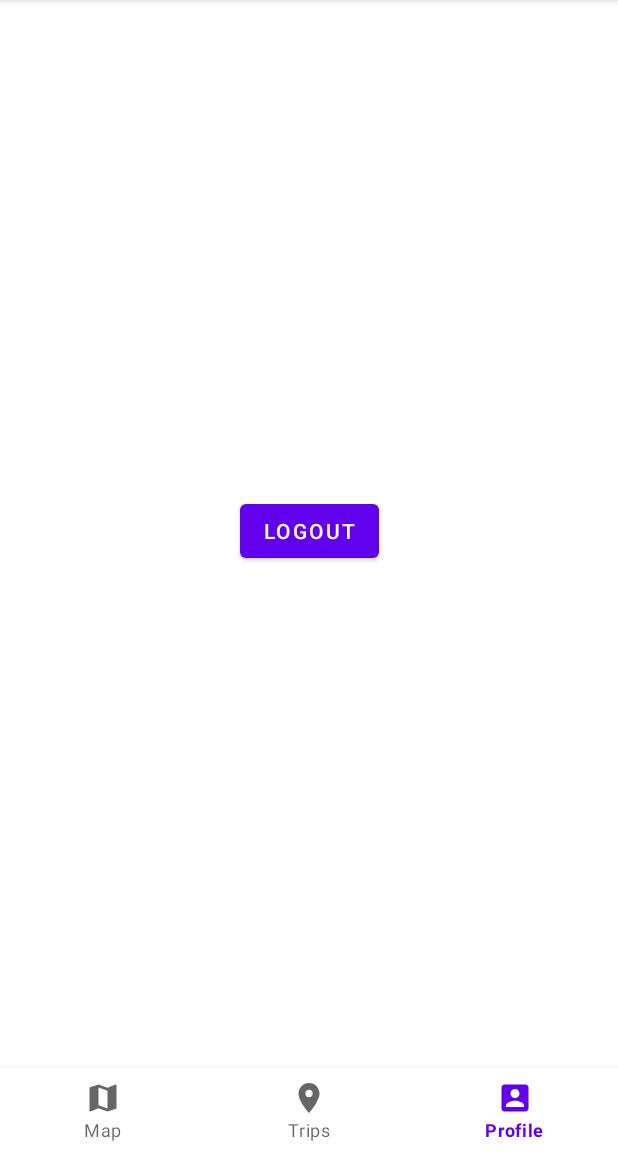
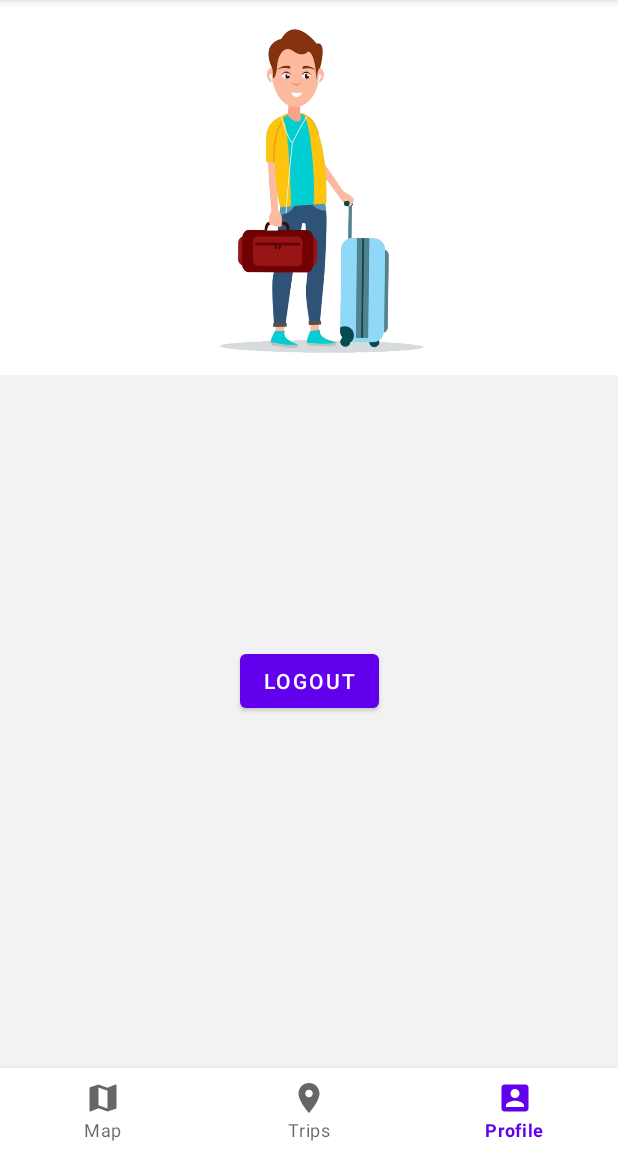
Before and after one commit to somark2000/PlanMyTrip, an Android app: the screen it shows after launch once a user with an empty profile is signed in (Profile), item 3 of the bottom bar chosen, on a phone screen of 412 x 824 dp, the part 84-1236 px from its top. Run offline under Robolectric (Android 15) with nearby library versions, the phone set to English and light mode, and no system bars; our stand-ins replace Firebase (no records; nobody signed in at launch, a user with empty details on screens opened directly).

Commit message:
no animation la plimbarea intre paginile principale+ profil neterminat+ am legat crearea de packagelist

```diff
--- a/app/build.gradle
+++ b/app/build.gradle
@@ -44,6 +44,7 @@ dependencies {
     implementation 'androidx.navigation:navigation-fragment:2.3.5'
     implementation 'androidx.navigation:navigation-ui:2.3.5'
     implementation 'com.google.android.gms:play-services-maps:18.0.0'
+    implementation 'androidx.legacy:legacy-support-v4:1.0.0'
     testImplementation 'junit:junit:4.13.2'
     androidTestImplementation 'androidx.test.ext:junit:1.1.3'
     androidTestImplementation 'androidx.test.espresso:espresso-core:3.4.0'
--- a/app/src/main/java/Lab/planmytrip/Map.java
+++ b/app/src/main/java/Lab/planmytrip/Map.java
@@ -33,14 +33,17 @@ public class Map extends AppCompatActivity {
                     case R.id.navigation_map:
 //                        Intent intent1 = new Intent(Map.this, Map.class);
 //                        startActivity(intent1);
+//                        overridePendingTransition(0, 0);
                         break;
                     case R.id.navigation_profile:
                         Intent intent2 = new Intent(Map.this, Profile.class);
                         startActivity(intent2);
+                        overridePendingTransition(0, 0);
                         break;
                     case R.id.navigation_trips:
                         Intent intent3 = new Intent(Map.this, Trips.class);
                         startActivity(intent3);
+                        overridePendingTransition(0, 0);
                         break;
                     default:
                         throw new IllegalStateException("Unexpected value: " + item.getItemId());
--- a/app/src/main/java/Lab/planmytrip/Profile.java
+++ b/app/src/main/java/Lab/planmytrip/Profile.java
@@ -56,14 +56,17 @@ public class Profile extends AppCompatActivity {
                     case R.id.navigation_map:
                         Intent intent1 = new Intent(Profile.this, Map.class);
                         startActivity(intent1);
+                        overridePendingTransition(0, 0);
                         break;
                     case R.id.navigation_profile:
 //                        Intent intent2 = new Intent(Trips.this, Profile.class);
 //                        startActivity(intent2);
+//                        overridePendingTransition(0, 0);
                         break;
                     case R.id.navigation_trips:
                         Intent intent3 = new Intent(Profile.this, Trips.class);
                         startActivity(intent3);
+                        overridePendingTransition(0, 0);
                         break;
                     default:
                         throw new IllegalStateException("Unexpected value: " + item.getItemId());
--- /dev/null
+++ b/app/src/main/java/Lab/planmytrip/ProfileFragment.java
@@ -0,0 +1,64 @@
+package Lab.planmytrip;
+
+import android.os.Bundle;
+
+import androidx.fragment.app.Fragment;
+
+import android.view.LayoutInflater;
+import android.view.View;
+import android.view.ViewGroup;
+
+/**
+ * A simple {@link Fragment} subclass.
+ * Use the {@link ProfileFragment#newInstance} factory method to
+ * create an instance of this fragment.
+ */
+public class ProfileFragment extends Fragment {
+
+    // TODO: Rename parameter arguments, choose names that match
+    // the fragment initialization parameters, e.g. ARG_ITEM_NUMBER
+    private static final String ARG_PARAM1 = "param1";
+    private static final String ARG_PARAM2 = "param2";
+
+    // TODO: Rename and change types of parameters
+    private String mParam1;
+    private String mParam2;
+
+    public ProfileFragment() {
+        // Required empty public constructor
+    }
+
+    /**
+     * Use this factory method to create a new instance of
+     * this fragment using the provided parameters.
+     *
+     * @param param1 Parameter 1.
+     * @param param2 Parameter 2.
+     * @return A new instance of fragment ProfileFragment.
+     */
+    // TODO: Rename and change types and number of parameters
+    public static ProfileFragment newInstance(String param1, String param2) {
+        ProfileFragment fragment = new ProfileFragment();
+        Bundle args = new Bundle();
+        args.putString(ARG_PARAM1, param1);
+        args.putString(ARG_PARAM2, param2);
+        fragment.setArguments(args);
+        return fragment;
+    }
+
+    @Override
+    public void onCreate(Bundle savedInstanceState) {
+        super.onCreate(savedInstanceState);
+        if (getArguments() != null) {
+            mParam1 = getArguments().getString(ARG_PARAM1);
+            mParam2 = getArguments().getString(ARG_PARAM2);
+        }
+    }
+
+    @Override
+    public View onCreateView(LayoutInflater inflater, ViewGroup container,
+                             Bundle savedInstanceState) {
+        // Inflate the layout for this fragment
+        return inflater.inflate(R.layout.fragment_profile, container, false);
+    }
+}
--- a/app/src/main/java/Lab/planmytrip/Trips.java
+++ b/app/src/main/java/Lab/planmytrip/Trips.java
@@ -7,10 +7,14 @@ import android.content.Intent;
 import android.os.Bundle;
 import android.view.Menu;
 import android.view.MenuItem;
+import android.view.View;
+import android.widget.Button;
 
 import com.google.android.material.bottomnavigation.BottomNavigationView;
 
 public class Trips extends AppCompatActivity {
+
+    private Button createPackageList;
 
     @Override
     protected void onCreate(Bundle savedInstanceState) {
@@ -18,6 +22,7 @@ public class Trips extends AppCompatActivity {
         setContentView(R.layout.activity_trips);
 
         BottomNavigationView bottomNavigationView = (BottomNavigationView) findViewById(R.id.nav_view);
+        createPackageList=(Button)findViewById(R.id.create_package_list);
 
         Menu menu = bottomNavigationView.getMenu();
         MenuItem menuItem = menu.getItem(2);
@@ -30,14 +35,17 @@ public class Trips extends AppCompatActivity {
                     case R.id.navigation_map:
                         Intent intent1 = new Intent(Trips.this, Map.class);
                         startActivity(intent1);
+                        overridePendingTransition(0, 0);
                         break;
                     case R.id.navigation_profile:
                         Intent intent2 = new Intent(Trips.this, Profile.class);
                         startActivity(intent2);
+                        overridePendingTransition(0, 0);
                         break;
                     case R.id.navigation_trips:
 //                        Intent intent3 = new Intent(Trips.this, Trips.class);
 //                        startActivity(intent3);
+//                        overridePendingTransition(0, 0);
                         break;
                     default:
                         throw new IllegalStateException("Unexpected value: " + item.getItemId());
@@ -46,9 +54,19 @@ public class Trips extends AppCompatActivity {
             }
         });
 
+        createPackageList.setOnClickListener(new View.OnClickListener() {
+            @Override
+            public void onClick(View v) { openCreatePackageList(); }
+        });
+
 //        case R.id.create_package:
 //        Intent intent4 = new Intent(Trips.this, Package.class);
 //        startActivity(intent4);
 //        break;
     }
+
+    private void openCreatePackageList(){
+        Intent intent=new Intent(this,Package.class);
+        startActivity(intent);
+    }
 }
--- a/app/src/main/res/layout/activity_profile.xml
+++ b/app/src/main/res/layout/activity_profile.xml
@@ -5,29 +5,6 @@
     android:layout_width="match_parent"
     android:layout_height="match_parent"
     tools:context=".Profile">
-
-    <TextView
-        android:id="@+id/textView"
-        android:layout_width="0dp"
-        android:layout_height="100dp"
-        android:layout_marginStart="120dp"
-        android:layout_marginTop="150dp"
-        android:layout_marginEnd="120dp"
-        android:textAppearance="@style/TextAppearance.AppCompat.Large"
-        app:layout_constraintEnd_toEndOf="parent"
-        app:layout_constraintStart_toStartOf="parent"
-        app:layout_constraintTop_toTopOf="parent" />
-
-    <Button
-        android:id="@+id/button"
-        android:layout_width="wrap_content"
-        android:layout_height="wrap_content"
-        android:layout_marginStart="155dp"
-        android:layout_marginTop="80dp"
-        android:layout_marginEnd="155dp"
-        app:layout_constraintEnd_toEndOf="parent"
-        app:layout_constraintStart_toStartOf="parent"
-        app:layout_constraintTop_toBottomOf="@+id/textView" />
 
     <com.google.android.material.bottomnavigation.BottomNavigationView
         android:id="@+id/nav_view"
@@ -41,4 +18,51 @@
         app:layout_constraintRight_toRightOf="parent"
         app:menu="@menu/bottom_nav_menu" />
 
+    <ImageView
+        android:id="@+id/imageView3"
+        android:layout_width="0dp"
+        android:layout_height="0dp"
+        android:contentDescription="@string/man_with_baggage"
+        app:layout_constraintBottom_toTopOf="@+id/textView"
+        app:layout_constraintEnd_toEndOf="parent"
+        app:layout_constraintStart_toStartOf="parent"
+        app:layout_constraintTop_toTopOf="parent"
+        app:srcCompat="@drawable/profile_background" />
+
+    <androidx.fragment.app.FragmentContainerView
+        android:id="@+id/fragmentContainerView"
+        android:name="Lab.planmytrip.ProfileFragment"
+        android:layout_width="0dp"
+        android:layout_height="0dp"
+        android:background="#f2f2f2"
+        app:layout_constraintBottom_toTopOf="@+id/nav_view"
+        app:layout_constraintEnd_toEndOf="@id/nav_view"
+        app:layout_constraintHorizontal_bias="1.0"
+        app:layout_constraintStart_toStartOf="@id/imageView3"
+        app:layout_constraintTop_toTopOf="@+id/textView"
+        app:layout_constraintVertical_bias="1.0" />
+
+    <TextView
+        android:id="@+id/textView"
+        android:layout_width="0dp"
+        android:layout_height="100dp"
+        android:layout_marginStart="120dp"
+        android:layout_marginTop="250dp"
+        android:layout_marginEnd="120dp"
+        android:textAppearance="@style/TextAppearance.AppCompat.Large"
+        app:layout_constraintEnd_toEndOf="parent"
+        app:layout_constraintStart_toStartOf="parent"
+        app:layout_constraintTop_toTopOf="parent" />
+
+    <Button
+        android:id="@+id/button"
+        android:layout_width="wrap_content"
+        android:layout_height="wrap_content"
+        android:layout_marginStart="150dp"
+        android:layout_marginTop="80dp"
+        android:layout_marginEnd="150dp"
+        app:layout_constraintEnd_toEndOf="parent"
+        app:layout_constraintStart_toStartOf="parent"
+        app:layout_constraintTop_toBottomOf="@+id/textView" />
+
 </androidx.constraintlayout.widget.ConstraintLayout>
--- a/app/src/main/res/layout/activity_trips.xml
+++ b/app/src/main/res/layout/activity_trips.xml
@@ -19,14 +19,14 @@
         app:menu="@menu/bottom_nav_menu" />
 
     <Button
-        android:id="@+id/create_package"
+        android:id="@+id/create_package_list"
         android:layout_width="wrap_content"
         android:layout_height="wrap_content"
         android:layout_marginStart="100dp"
         android:layout_marginTop="300dp"
         android:layout_marginEnd="100dp"
         android:layout_marginBottom="300dp"
-        android:text="@string/create_package"
+        android:text="@string/create_package_list"
         app:layout_constraintBottom_toTopOf="@+id/nav_view"
         app:layout_constraintEnd_toEndOf="parent"
         app:layout_constraintHorizontal_bias="1.0"
--- /dev/null
+++ b/app/src/main/res/layout/fragment_profile.xml
@@ -0,0 +1,14 @@
+<?xml version="1.0" encoding="utf-8"?>
+<FrameLayout xmlns:android="http://schemas.android.com/apk/res/android"
+    xmlns:tools="http://schemas.android.com/tools"
+    android:layout_width="match_parent"
+    android:layout_height="match_parent"
+    tools:context=".ProfileFragment">
+
+    <!-- TODO: Update blank fragment layout -->
+    <TextView
+        android:layout_width="match_parent"
+        android:layout_height="match_parent"/>
+<!--        android:text="@string/hello_blank_fragment" />-->
+
+</FrameLayout>
--- a/app/src/main/res/values/strings.xml
+++ b/app/src/main/res/values/strings.xml
@@ -26,5 +26,8 @@
     <string name="e_mail">E-mail</string>
     <string name="done">Done</string>
     <string name="birth_date">Birth Date</string>
-    <string name="create_package">create Package</string>
+    <string name="create_package_list">Create Package List</string>
+    <string name="man_with_baggage">A man with Baggage.</string>
+    <!-- TODO: Remove or change this placeholder text -->
+    <string name="hello_blank_fragment">Hello blank fragment</string>
 </resources>
```
Also changed, not shown: app/src/main/res/drawable/profile_background.png (added).
